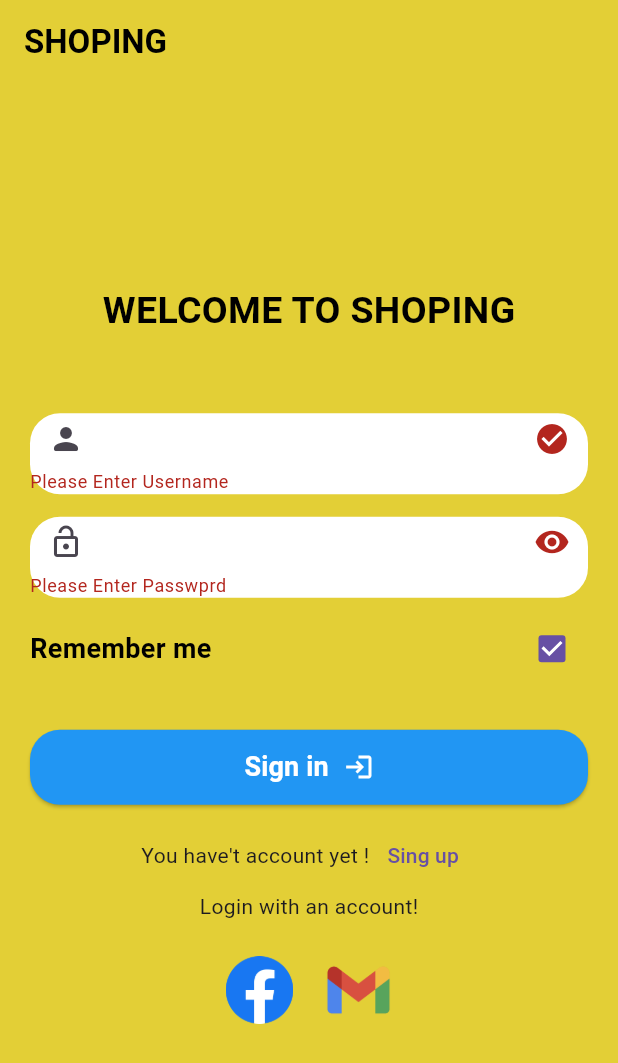
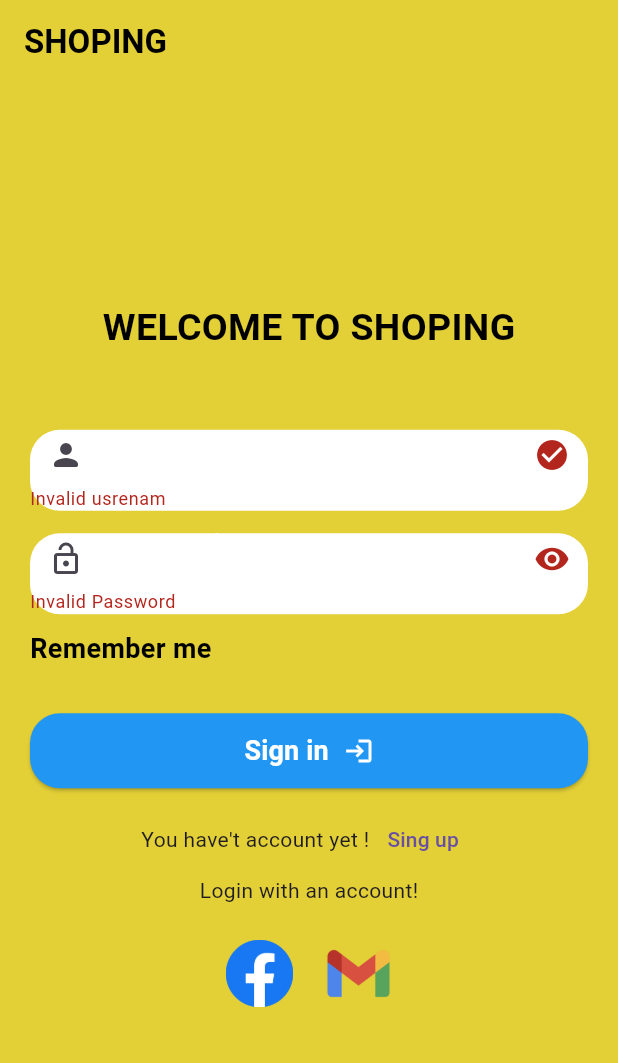
Before and after one commit to Rong-Only/Shoping, a Flutter app: the screen it shows after launch, after a tap on "Sign in", on a phone screen of 412 x 824 dp. Shown: the top 1063 px of the screen. Run offline on Flutter 3.47's test engine with Material 3 defaults, Android fonts, the phone set to English and light mode, and no system bars; our stand-ins replace get, image_picker; network calls fail.

Commit message:
Udate alot

```diff
--- /dev/null
+++ b/lib/Models/api_respone.dart
@@ -0,0 +1,4 @@
+class ApiRespone {
+  Object? data;
+  String? error;
+}
--- a/lib/home.dart
+++ b/lib/Views/home.dart
@@ -56,10 +56,10 @@ class _HomeState extends State<Home> {
 
   Future<void> _fetchData() async {
     // final url = Uri.parse("https://fakestoreapi.com/products");
-    // final url = Uri.parse("http://52.77.99.216/api/products/list");
+    // final url = Uri.parse("http://192.168.2.5/api/products/list");
     final url =
-        Uri.parse("http://192.168.1.201:8000/api/Product"); //API Shoping
-    // final url = Uri.parse("http://127.0.0.1:8000/api/Product"); //API Shoping
+        Uri.parse("http://192.168.1.201:8000/api/Product"); //API Shoping coffee
+    // final url = Uri.parse("http://192.168.2.5:8000/api/Product"); //API Shoping home
     setState(() {
       _isLoading = true; // Ensure loading starts before request
       _hasError = false; // Reset error state
--- a/lib/login.dart
+++ b/lib/Views/login.dart
@@ -1,10 +1,12 @@
-// ignore_for_file: prefer_const_constructors, camel_case_types, prefer_const_literals_to_create_immutables, sized_box_for_whitespace, body_might_complete_normally_nullable, unused_import
+// ignore_for_file: prefer_const_constructors, camel_case_types, prefer_const_literals_to_create_immutables, sized_box_for_whitespace, body_might_complete_normally_nullable, unused_import, unused_field, prefer_final_fields
 
+import 'dart:convert';
 import 'dart:io';
 
-import 'package:demo_interview/main.dart';
-import 'package:demo_interview/singup.dart';
+import 'package:demo_interview/Views/main.dart';
+import 'package:demo_interview/Views/singup.dart';
 import 'package:flutter/material.dart';
+import 'package:http/http.dart' as http;
 
 class Login_page extends StatefulWidget {
   const Login_page({super.key});
@@ -14,16 +16,55 @@ class Login_page extends StatefulWidget {
 }
 
 class _Login_pageState extends State<Login_page> {
-  String username = 'root';
-  String password = '123546';
   bool _isOuscure = true;
-  bool _isRememberme = true;
+  // bool _isRememberme = true;
+
   final _formkey = GlobalKey<FormState>();
   final _usernameControler = TextEditingController();
   final _passwordControler = TextEditingController();
   var sneckBar = SnackBar(
     content: Text('Longin Success!'),
   );
+
+  bool _isSelectedicon = false;
+  int _selectedIndex = 0;
+  List<dynamic> _items = [];
+  bool _isLoading = true;
+  bool _hasError = false;
+
+  @override
+  void initState() {
+    super.initState();
+    _fetchData();
+  }
+
+  Future<void> _fetchData() async {
+    final url =
+        Uri.parse("http://192.168.2.5:8000/api/Product"); //API Shoping home
+    setState(() {
+      _isLoading = true; // Ensure loading starts before request
+      _hasError = false; // Reset error state
+    });
+
+    try {
+      final response = await http.get(url);
+      if (response.statusCode == 200) {
+        setState(() {
+          _items = json.decode(response.body)['data'];
+          _isLoading = false;
+        });
+      } else {
+        throw Exception("Failed to load data");
+      }
+    } catch (e) {
+      setState(() {
+        setState(() {
+          _hasError = true;
+          _isLoading = false;
+        });
+      });
+    }
+  }
 
   @override
   Widget build(BuildContext context) {
@@ -74,10 +115,7 @@ class _Login_pageState extends State<Login_page> {
                               const EdgeInsets.symmetric(vertical: 15)),
                       validator: (value) {
                         if (value!.isEmpty) {
-                          return 'Please Enter Username ';
-                        }
-                        if (value != username) {
-                          return 'Username is not correct';
+                          return 'Invalid usrenam';
                         }
                       },
                     ),
@@ -111,10 +149,7 @@ class _Login_pageState extends State<Login_page> {
                               const EdgeInsets.symmetric(vertical: 15)),
                       validator: (value) {
                         if (value!.isEmpty) {
-                          return 'Please Enter Passwprd ';
-                        }
-                        if (value != password) {
-                          return 'Password is not correct';
+                          return 'Invalid Password ';
                         }
                       },
                     ),
@@ -133,13 +168,13 @@ class _Login_pageState extends State<Login_page> {
                         ),
                       ),
                       Spacer(),
-                      Checkbox(
-                          value: _isRememberme,
-                          onChanged: (value) {
-                            setState(() {
-                              _isRememberme = value!;
-                            });
-                          })
+                      // Checkbox(
+                      //     value: _isRememberme,
+                      //     onChanged: (value) {
+                      //       setState(() {
+                      //         _isRememberme = value!;
+                      //       });
+                      //     })
                     ],
                   ),
                   SizedBox(
@@ -160,15 +195,27 @@ class _Login_pageState extends State<Login_page> {
                         if (_formkey.currentState!.validate()) {
                           String username = _usernameControler.text;
                           String password = _passwordControler.text;
-                          if (username == this.username &&
-                              password == this.password) {
+                          final matchedUser = _items.firstWhere(
+                            (user) =>
+                                user['Username'] == username &&
+                                user['Password'] == password,
+                            orElse: () => null,
+                          );
+
+                          if (matchedUser != null) {
                             ScaffoldMessenger.of(context)
                                 .showSnackBar(sneckBar);
                             Navigator.push(
-                                context,
-                                MaterialPageRoute(
-                                  builder: (context) => MainScreen(),
-                                ));
+                              context,
+                              MaterialPageRoute(
+                                  builder: (context) => MainScreen()),
+                            );
+                          } else {
+                            ScaffoldMessenger.of(context).showSnackBar(
+                              SnackBar(
+                                  content:
+                                      Text("Invalid username or password")),
+                            );
                           }
                         }
                       },
--- a/lib/menu.dart
+++ b/lib/Views/menu.dart
@@ -1,6 +1,6 @@
 // ignore_for_file: prefer_const_constructors, prefer_const_literals_to_create_immutables, camel_case_types
 
-import 'package:demo_interview/profile.dart';
+import 'package:demo_interview/Views/profile.dart';
 import 'package:flutter/material.dart';
 
 class menu extends StatefulWidget {
--- a/lib/singup.dart
+++ b/lib/Views/singup.dart
@@ -1,6 +1,6 @@
 // ignore_for_file: prefer_const_constructors, camel_case_types, prefer_const_literals_to_create_immutables, unused_element
 
-import 'package:demo_interview/login.dart';
+import 'package:demo_interview/Views/login.dart';
 import 'package:flutter/material.dart';
 
 class Singup_page extends StatefulWidget {
```
Also changed, not shown: lib/Models/user.dart (added, +29 -0 lines), lib/Services/user_service.dart (added, +79 -0 lines), lib/Views/main.dart (renamed from lib/main.dart, +7 -6 lines), lib/constant.dart (added, +26 -0 lines), lib/Views/card.dart (renamed from lib/card.dart), lib/Views/favorite.dart (renamed from lib/favorite.dart), lib/Views/profile.dart (renamed from lib/profile.dart), lib/Views/store.dart (renamed from lib/store.dart), 1 other file.
